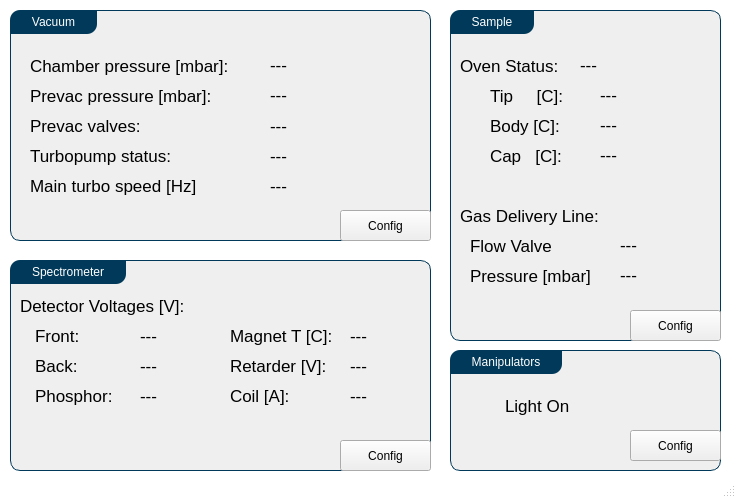
Qt form Utils/ursapqConsoleResources/main.ui (pnjun/UrsaPQ-Manager) before a commit.
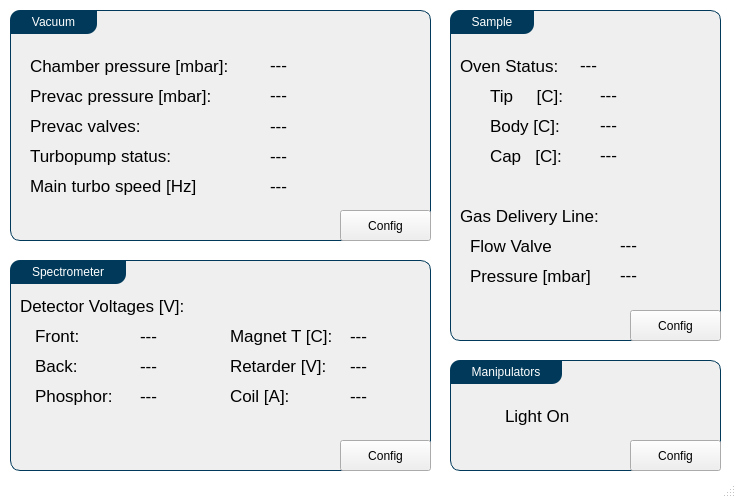
The same form after that commit.

Commit message: PID and UX update

Patch:
```diff
--- a/Utils/ursapqConsoleResources/main.ui
+++ b/Utils/ursapqConsoleResources/main.ui
@@ -693,9 +693,9 @@
     <property name="geometry">
      <rect>
       <x>450</x>
-      <y>350</y>
+      <y>360</y>
       <width>271</width>
-      <height>121</height>
+      <height>111</height>
      </rect>
     </property>
     <property name="title">
```
The commit also changes 2 other files.
